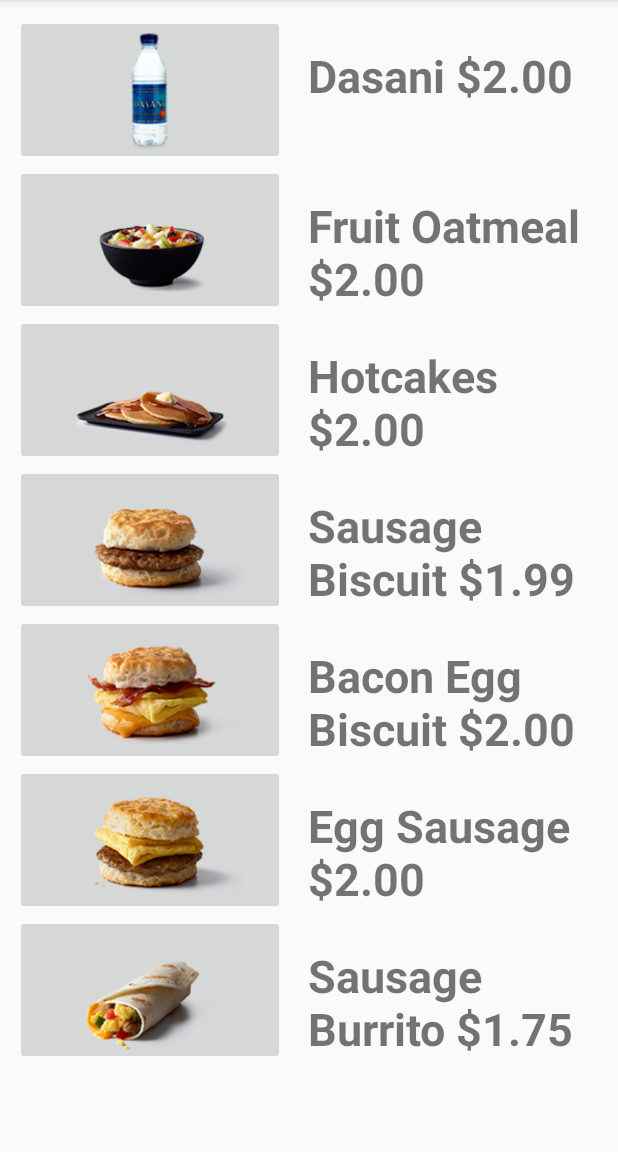
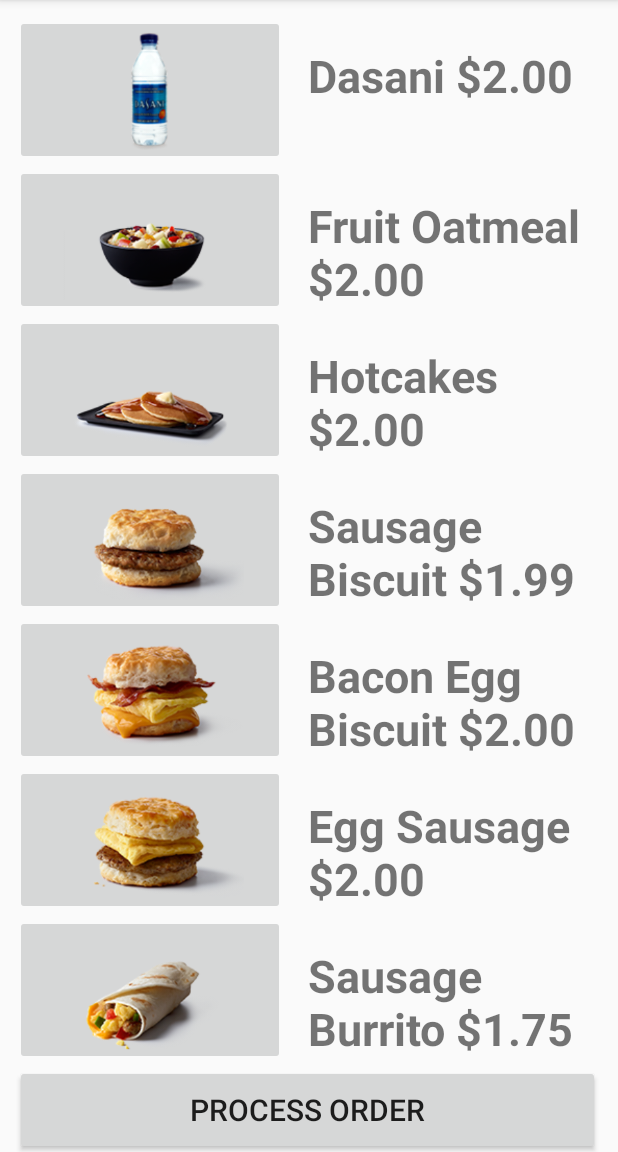
Before and after one commit to Deathman5000/MyStore, an Android app: the screen it shows after launch (StoreActivity), on a phone screen of 412 x 824 dp, the part 84-1236 px from its top. Run offline under Robolectric (Android 15) with nearby library versions, the phone set to English and light mode, and no system bars.

Commit message:
Process Order button added and all onclick started

```diff
--- a/app/src/main/java/com/example/kb974609/mystore/StoreActivity.java
+++ b/app/src/main/java/com/example/kb974609/mystore/StoreActivity.java
@@ -2,12 +2,15 @@ package com.example.kb974609.mystore;
 
 import android.support.v7.app.AppCompatActivity;
 import android.os.Bundle;
+import android.view.View;
+import android.widget.Button;
 import android.widget.ImageButton;
 
 public class StoreActivity extends AppCompatActivity {
 
     ImageButton dasani, oatmeal, hotcakes, sausageBiscuit, baconEggBiscuit,
             eggSausageBiscuit, sausageBurrito;
+    Button process;
 
     @Override
     protected void onCreate(Bundle savedInstanceState) {
@@ -20,8 +23,63 @@ public class StoreActivity extends AppCompatActivity {
         sausageBiscuit = findViewById(R.id.SausageBiscuitButton);
         baconEggBiscuit = findViewById(R.id.BaconBiscuitButton);
         eggSausageBiscuit = findViewById(R.id.EggSausageButton);
-        sausageBiscuit = findViewById(R.id.SausageBurritoButton);
+        sausageBurrito = findViewById(R.id.SausageBurritoButton);
+        process = findViewById(R.id.ProcessButton);
 
+        dasani.setOnClickListener(new View.OnClickListener() {
+            @Override
+            public void onClick(View v) {
 
+            }
+        });
+
+        oatmeal.setOnClickListener(new View.OnClickListener() {
+            @Override
+            public void onClick(View v) {
+
+            }
+        });
+
+        hotcakes.setOnClickListener(new View.OnClickListener() {
+            @Override
+            public void onClick(View v) {
+
+            }
+        });
+
+        sausageBiscuit.setOnClickListener(new View.OnClickListener() {
+            @Override
+            public void onClick(View v) {
+
+            }
+        });
+
+        baconEggBiscuit.setOnClickListener(new View.OnClickListener() {
+            @Override
+            public void onClick(View v) {
+
+            }
+        });
+
+        eggSausageBiscuit.setOnClickListener(new View.OnClickListener() {
+            @Override
+            public void onClick(View v) {
+
+            }
+        });
+
+        sausageBurrito.setOnClickListener(new View.OnClickListener() {
+            @Override
+            public void onClick(View v) {
+
+            }
+        });
+
+        process.setOnClickListener(new View.OnClickListener() {
+            @Override
+            public void onClick(View v) {
+
+            }
+        });
     }
 }
--- a/app/src/main/res/layout/activity_store.xml
+++ b/app/src/main/res/layout/activity_store.xml
@@ -199,6 +199,24 @@
                  />
          </LinearLayout>
 
+         <!-- Row 8 -->
+         <LinearLayout
+             android:layout_width="match_parent"
+             android:layout_height="match_parent"
+             android:layout_marginTop="700dp"
+             >
+             <Button
+                 android:layout_width="390dp"
+                 android:layout_height="60dp"
+                 android:layout_marginTop="10dp"
+                 android:layout_marginLeft="10dp"
+                 android:id="@+id/ProcessButton"
+                 android:text="Process Order"
+                 android:textSize="20dp"
+                 />
+
+         </LinearLayout>
+
     </RelativeLayout>
 
 </ScrollView>
```
